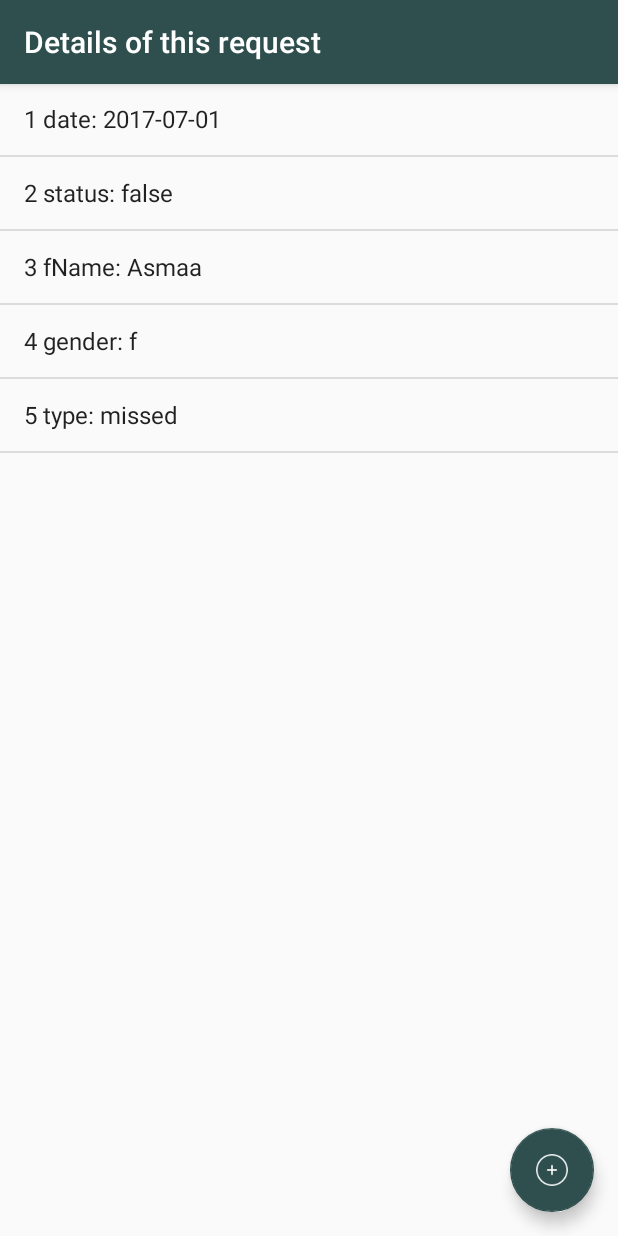
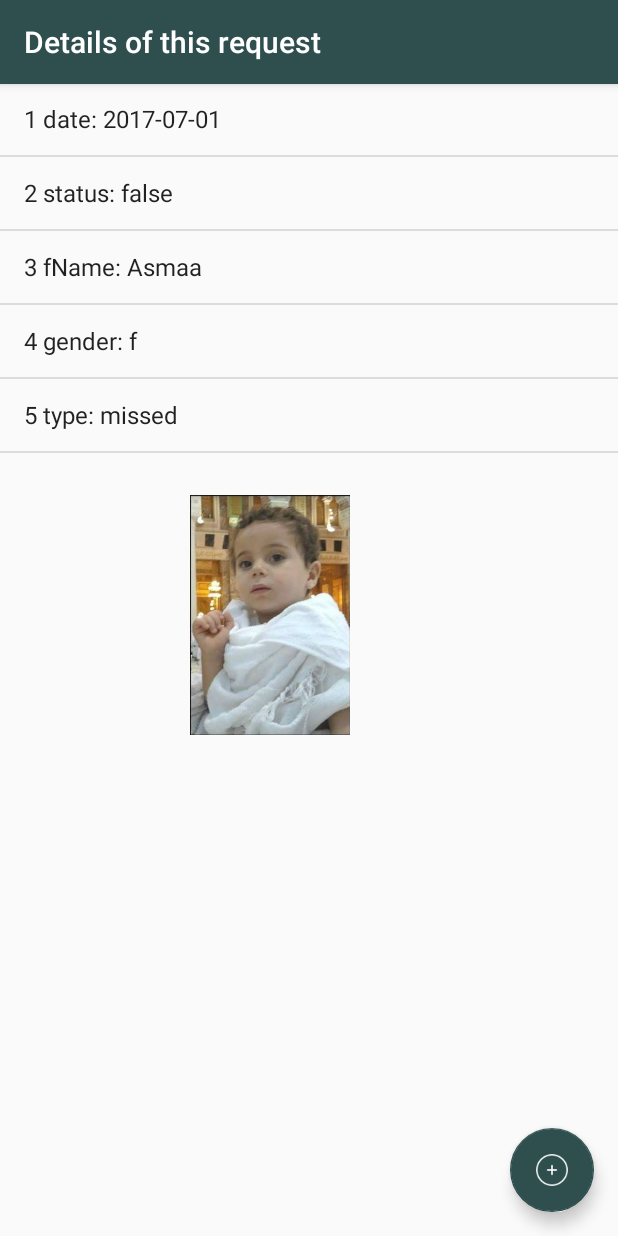
Before and after one commit to saramusbah/FinderApp, an Android app: the DetailsActivity screen opened directly, with no data from a screen before it, on a phone screen of 412 x 824 dp. Run offline under Robolectric (Android 15) with nearby library versions, the phone set to English and light mode, and no system bars.

```diff
--- a/app/src/main/res/layout/activity_details2.xml
+++ b/app/src/main/res/layout/activity_details2.xml
@@ -67,7 +67,7 @@
         app:elevation="6dp"
         app:pressedTranslationZ="12dp"
         android:src="@drawable/refresh" />
-<!--
+
 
     <ScrollView
         android:layout_width="match_parent"
@@ -81,7 +81,7 @@
             android:layout_height="160dp"
             android:layout_marginLeft="100dp"
             android:layout_width="160dp" />
-            <android.support.design.widget.FloatingActionButton
+           <!-- <android.support.design.widget.FloatingActionButton
                 android:id="@+id/right"
                 android:layout_height="50dp"
                 android:layout_width="50dp"
@@ -96,8 +96,28 @@
                 android:layout_marginTop="500dp"
                 android:layout_marginLeft="190dp"
                 android:src="@drawable/close"
-                app:backgroundTint="@color/red" />
+                app:backgroundTint="@color/red" />-->
+
         </RelativeLayout>
     </ScrollView>
--->
+<ScrollView
+
+    android:layout_width="wrap_content"
+    android:layout_height="wrap_content">
+    <RelativeLayout
+            android:layout_width="wrap_content"
+            android:layout_height="wrap_content"
+            android:layout_marginTop="500dp">
+
+        <ListView
+            android:layout_width="wrap_content"
+            android:layout_height="300dp"
+            android:id="@+id/list2"
+            >
+
+        </ListView>
+
+        </RelativeLayout>
+</ScrollView>
+
 </android.support.design.widget.CoordinatorLayout>
```
Also changed, not shown: app/src/main/java/com/example/bassant/finderapp/RequestActivity.java (+27 -3 lines), app/src/main/java/com/example/bassant/finderapp/UserActivity.java (+63 -3 lines).
